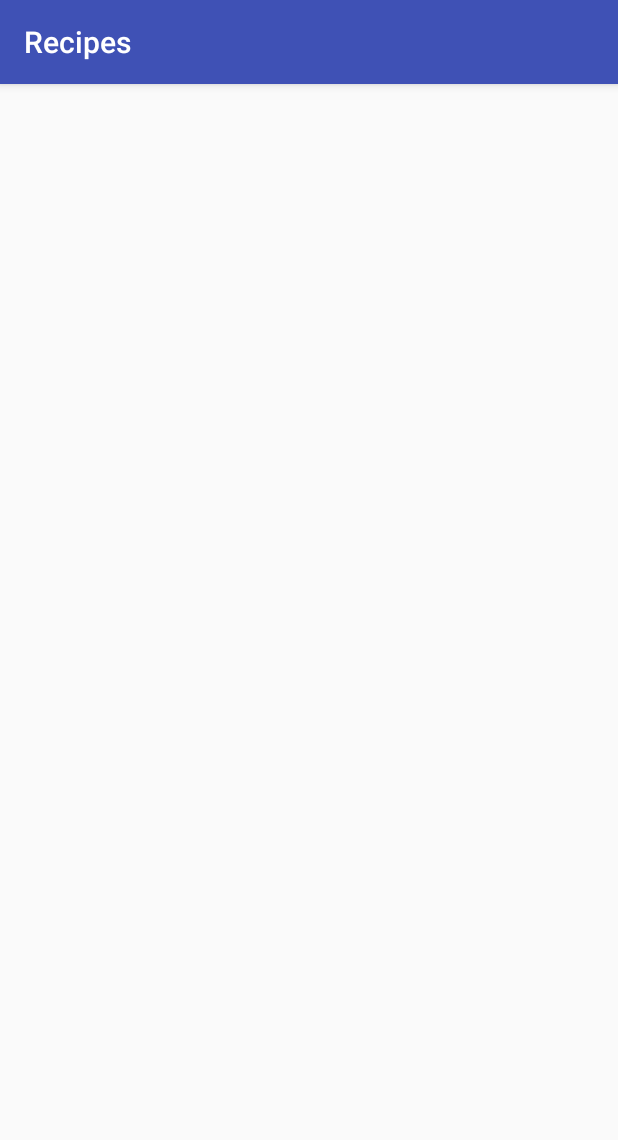
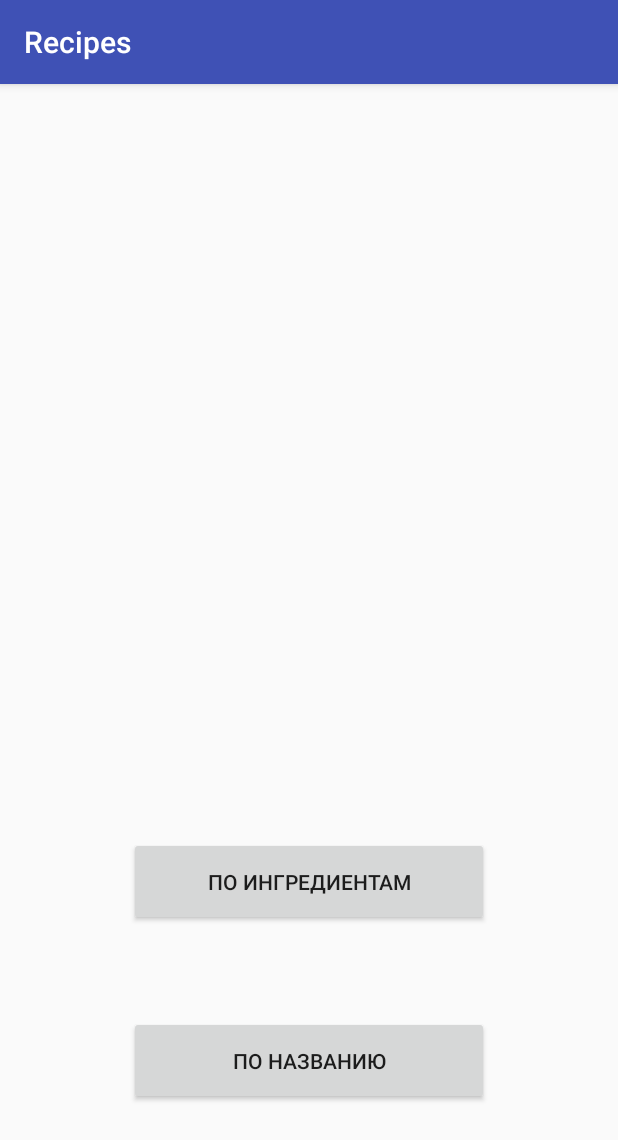
Before and after one commit to ash416/recipesAPP, an Android app: the screen it shows after launch (RecipesActivity before the commit, MainActivity after it), on a phone screen of 412 x 824 dp. Shown: the top 1140 px of the screen. Run offline under Robolectric (Android 15) with nearby library versions, the phone set to English and light mode, and no system bars.

Commit message:
union all parts

```diff
--- a/app/build.gradle
+++ b/app/build.gradle
@@ -30,5 +30,5 @@ dependencies {
     compile 'com.android.support:cardview-v7:27.1.0'
     compile 'com.squareup.picasso:picasso:2.5.2'
     compile 'mysql:mysql-connector-java:5.1.45'
-    compile 'com.miguelcatalan:materialsearchview:1.4.0'
+    compile 'com.miguelcatalan:materialsearchview:1.1.0'
 }
--- a/app/src/main/AndroidManifest.xml
+++ b/app/src/main/AndroidManifest.xml
@@ -12,15 +12,17 @@
         android:roundIcon="@mipmap/ic_launcher_round"
         android:supportsRtl="true"
         android:theme="@style/AppTheme">
-        <activity android:name=".RecipesActivity">
+        <activity android:name=".MainActivity">
             <intent-filter>
                 <action android:name="android.intent.action.MAIN" />
 
                 <category android:name="android.intent.category.LAUNCHER" />
             </intent-filter>
         </activity>
+        <activity android:name=".IngredientActivity"
+                  android:theme="@style/AppTheme.NoActionBar"/>
+        <activity android:name=".RecipesActivity" />
         <activity android:name=".RecipeInfoActivity" />
-        <activity android:name=".IngredientActivity"></activity>
     </application>
 
 </manifest>
--- a/app/src/main/java/com/example/ash41/recipes/MainActivity.java
+++ b/app/src/main/java/com/example/ash41/recipes/MainActivity.java
@@ -1,7 +1,11 @@
 package com.example.ash41.recipes;
 
+import android.content.Intent;
 import android.support.v7.app.AppCompatActivity;
 import android.os.Bundle;
+import android.util.Log;
+import android.view.View;
+import android.widget.Button;
 
 public class MainActivity extends AppCompatActivity {
 
@@ -9,5 +13,22 @@ public class MainActivity extends AppCompatActivity {
     protected void onCreate(Bundle savedInstanceState) {
         super.onCreate(savedInstanceState);
         setContentView(R.layout.activity_main);
+        final Button ingredientsRecipesButton = (Button)findViewById(R.id.find_recipes_by_ing);
+        ingredientsRecipesButton.setOnClickListener(new View.OnClickListener() {
+            @Override
+            public void onClick(View view) {
+                Intent intent = new Intent(MainActivity.this,
+                        IngredientActivity.class);
+                startActivity(intent);
+            }
+        });
+        /*final Button nameRecipesButton = (Button)findViewById(R.id.find_recipes_by_name);
+        nameRecipesButton.setOnClickListener(new View.OnClickListener() {
+            @Override
+            public void onClick(View v) {
+                Intent intent = new Intent(MainActivity.this, RecipesSearchActivity.class);
+                startActivity(intent);
+            }
+        });*/
     }
 }
--- a/app/src/main/res/layout/activity_main.xml
+++ b/app/src/main/res/layout/activity_main.xml
@@ -6,13 +6,34 @@
     android:layout_height="match_parent"
     tools:context="com.example.ash41.recipes.MainActivity">
 
-    <TextView
-        android:layout_width="wrap_content"
-        android:layout_height="wrap_content"
-        android:text="Hello World!"
+    <Button
+        android:id="@+id/find_recipes_by_ing"
+        android:layout_width="240dp"
+        android:layout_height="59dp"
+        android:layout_marginBottom="8dp"
+        android:layout_marginEnd="8dp"
+        android:layout_marginStart="8dp"
+        android:layout_marginTop="8dp"
+        android:text="@string/recipes_by_ing"
         app:layout_constraintBottom_toBottomOf="parent"
-        app:layout_constraintLeft_toLeftOf="parent"
-        app:layout_constraintRight_toRightOf="parent"
-        app:layout_constraintTop_toTopOf="parent" />
+        app:layout_constraintEnd_toEndOf="parent"
+        app:layout_constraintStart_toStartOf="parent"
+        app:layout_constraintTop_toTopOf="parent"
+        app:layout_constraintVertical_bias="0.713" />
+
+    <Button
+        android:id="@+id/find_recipes_by_name"
+        android:layout_width="240dp"
+        android:layout_height="59dp"
+        android:layout_marginBottom="8dp"
+        android:layout_marginEnd="8dp"
+        android:layout_marginStart="8dp"
+        android:layout_marginTop="8dp"
+        android:text="@string/recipes_by_name"
+        app:layout_constraintBottom_toBottomOf="parent"
+        app:layout_constraintEnd_toEndOf="parent"
+        app:layout_constraintStart_toStartOf="parent"
+        app:layout_constraintTop_toTopOf="parent"
+        app:layout_constraintVertical_bias="0.885" />
 
 </android.support.constraint.ConstraintLayout>
--- a/app/src/main/res/menu/menu.xml
+++ b/app/src/main/res/menu/menu.xml
@@ -1,4 +1,3 @@
-<?xml version="1.0" encoding="utf-8"?>
 <?xml version="1.0" encoding="utf-8"?>
 <menu xmlns:tools="http://schemas.android.com/tools"
     xmlns:app2="http://schemas.android.com/apk/res-auto"
@@ -6,9 +5,10 @@
     xmlns:app="http:://schemas.android.com/apk/res-auto">
     <item
         android:id="@+id/actions_search"
-        android:icon="@drawable/ic_action_action_search"
         android:title="@string/search"
         app:actionViewClass="android.widget.Searchview"
         android:showAsAction="always|collapseActionView"
         tools:ignore="AppCompatResource" />
+        <!--android:icon="@drawable/ic_action_action_search" -->
+
 </menu>
--- a/app/src/main/res/values/styles.xml
+++ b/app/src/main/res/values/styles.xml
@@ -8,4 +8,9 @@
         <item name="colorAccent">@color/colorAccent</item>
     </style>
 
+    <style name="AppTheme.NoActionBar">
+        <item name="windowActionBar">false</item>
+        <item name="windowNoTitle">true</item>
+    </style>
+
 </resources>
```
Also changed, not shown: app/src/main/res/layout/activity_ingredient.xml (+8 -8 lines).
